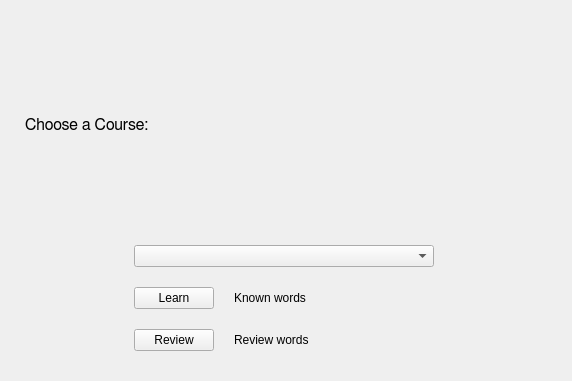
tombranfield/spaced_repeating_vocabulary, file src/gui/course_chooser_widget.ui: the form before one commit.
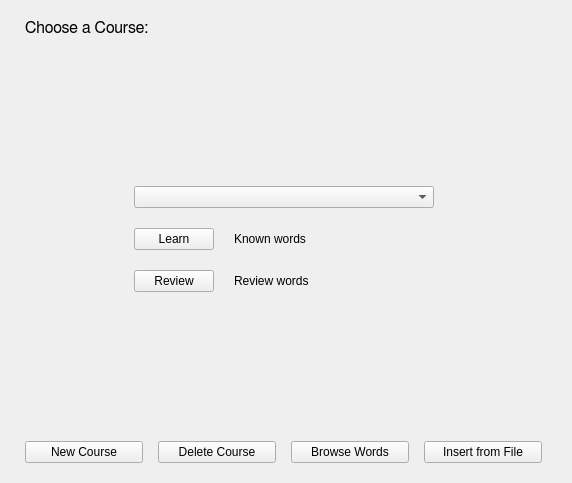
The form after the commit.

Commit message: Added buttons to bottom of course_chooser_widget

What changed in the file:
```diff
--- a/src/gui/course_chooser_widget.ui
+++ b/src/gui/course_chooser_widget.ui
@@ -7,7 +7,7 @@
     <x>0</x>
     <y>0</y>
     <width>572</width>
-    <height>381</height>
+    <height>483</height>
    </rect>
   </property>
   <property name="windowTitle">
@@ -16,19 +16,19 @@
   <widget class="QWidget" name="centralwidget">
    <layout class="QVBoxLayout" name="verticalLayout_2">
     <property name="spacing">
-     <number>20</number>
+     <number>15</number>
     </property>
     <property name="leftMargin">
      <number>25</number>
     </property>
     <property name="topMargin">
-     <number>25</number>
+     <number>20</number>
     </property>
     <property name="rightMargin">
      <number>30</number>
     </property>
     <property name="bottomMargin">
-     <number>30</number>
+     <number>20</number>
     </property>
     <item>
      <widget class="QLabel" name="title_label">
@@ -57,6 +57,19 @@
       </property>
      </widget>
     </item>
+    <item>
+     <spacer name="verticalSpacer">
+      <property name="orientation">
+       <enum>Qt::Vertical</enum>
+      </property>
+      <property name="sizeHint" stdset="0">
+       <size>
+        <width>20</width>
+        <height>40</height>
+       </size>
+      </property>
+     </spacer>
+    </item>
     <item>
      <layout class="QHBoxLayout" name="horizontalLayout">
       <item>
@@ -145,6 +158,51 @@
       </item>
      </layout>
     </item>
+    <item>
+     <spacer name="verticalSpacer_2">
+      <property name="orientation">
+       <enum>Qt::Vertical</enum>
+      </property>
+      <property name="sizeHint" stdset="0">
+       <size>
+        <width>20</width>
+        <height>40</height>
+       </size>
+      </property>
+     </spacer>
+    </item>
+    <item>
+     <layout class="QHBoxLayout" name="horizontalLayout_2">
+      <item>
+       <widget class="QPushButton" name="new_course_button">
+        <property name="text">
+         <string>New Course</string>
+        </property>
+       </widget>
+      </item>
+      <item>
+       <widget class="QPushButton" name="delete_course_button">
+        <property name="text">
+         <string>Delete Course</string>
+        </property>
+       </widget>
+      </item>
+      <item>
+       <widget class="QPushButton" name="browse_words_button">
+        <property name="text">
+         <string>Browse Words</string>
+        </property>
+       </widget>
+      </item>
+      <item>
+       <widget class="QPushButton" name="insert_from_file_button">
+        <property name="text">
+         <string>Insert from File</string>
+        </property>
+       </widget>
+      </item>
+     </layout>
+    </item>
    </layout>
   </widget>
  </widget>
```
The commit also changes 1 other file.
